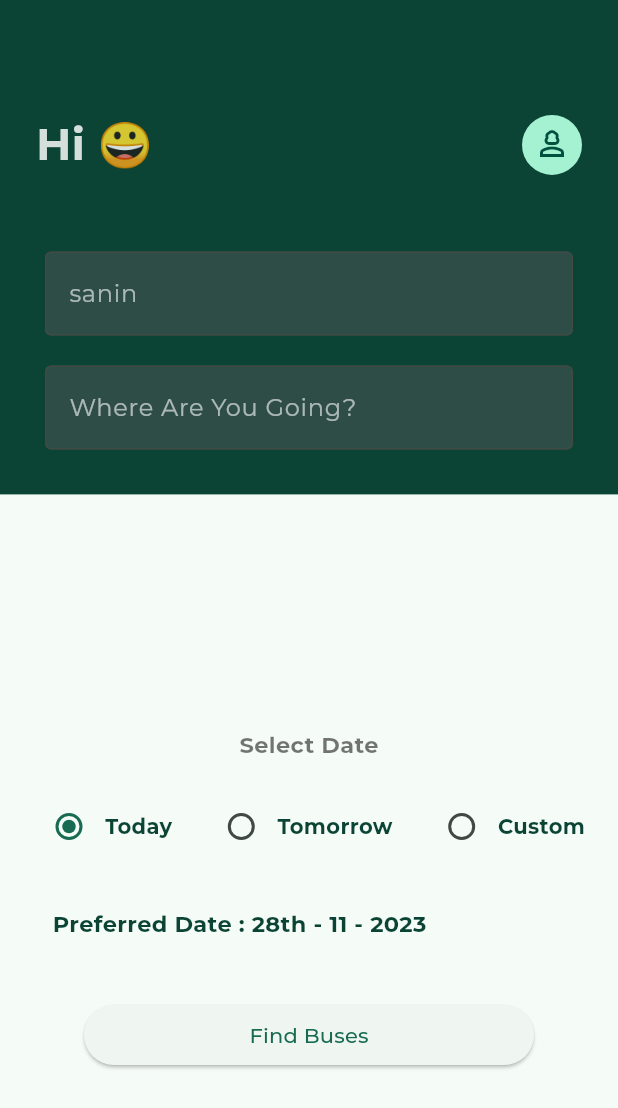
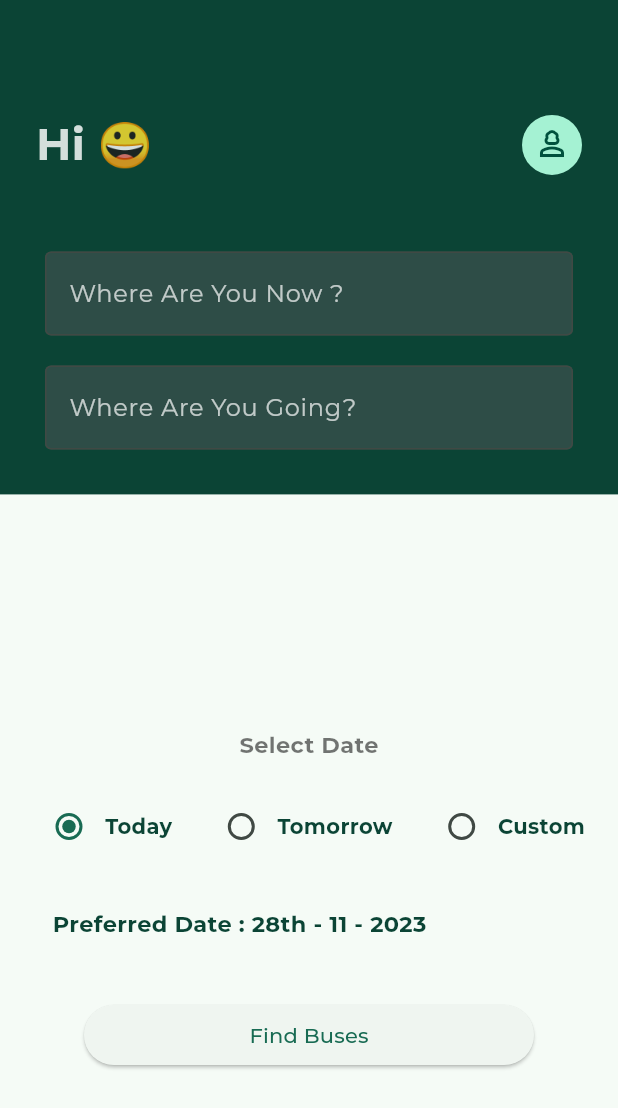
Before and after one commit to saninthottungal/iBus, a Flutter app: the ScreenHome screen opened by its route, on a phone screen of 412 x 824 dp. Shown: the top 1108 px of the screen. Run offline on Flutter 3.47's test engine with Material 3 defaults, Android fonts, the phone set to English and light mode, and no system bars; our stand-ins replace firebase_auth, firebase_core, google_fonts, shared_preferences; missing offline and left inert: dart:html; accounts and stored records are empty.

Commit message:
Home Screen Done

```diff
--- a/lib/Screens/ScreenHome.dart
+++ b/lib/Screens/ScreenHome.dart
@@ -4,6 +4,7 @@ import 'package:flutter/material.dart';
 import 'package:google_fonts/google_fonts.dart';
 import 'package:ibus2/core/Colors.dart';
 import 'package:ibus2/core/Constants.dart';
+import 'package:ibus2/core/SnaackBar.dart';
 import 'package:ibus2/core/date.dart';
 import 'package:ibus2/core/fieldEnum.dart';
 import 'package:shared_preferences/shared_preferences.dart';
@@ -22,16 +23,26 @@ class _ScreenHomeState extends State<ScreenHome> {
 
   ValueNotifier<List<String>> placeListNotifier = ValueNotifier([]);
 
-  String? whereFrom = "sanin";
+  String? whereFrom;
   String? whereTo;
 
   field whichField = field.field1;
+
+  final fromController = TextEditingController();
+  final toController = TextEditingController();
 
   @override
   void initState() {
     final user = FirebaseAuth.instance.currentUser;
     displayName = user?.displayName ?? 'User3412';
     super.initState();
+  }
+
+  @override
+  void dispose() {
+    fromController.dispose();
+    toController.dispose();
+    super.dispose();
   }
 
   @override
@@ -88,13 +99,30 @@ class _ScreenHomeState extends State<ScreenHome> {
                                 items: [
                                   PopupMenuItem(
                                     onTap: () async {
+                                      try {
                                         final sharedPref =
-                                          await SharedPreferences.getInstance();
+                                            await SharedPreferences
+                                                .getInstance();
                                         sharedPref.setBool(sharedKey, false);
                                         await FirebaseAuth.instance.signOut();
+                                      } on FirebaseAuthException catch (_) {
+                                        SnaackBar.showSnaackBar(
+                                            context,
+                                            "An unknown Error Occured",
+                                            snackRed);
+                                        return;
+                                      } catch (_) {
+                                        SnaackBar.showSnaackBar(
+                                            context,
+                                            "An unknown Error Occured",
+                                            snackRed);
+                                        return;
+                                      }
                                       Navigator.of(context)
                                           .pushNamedAndRemoveUntil(
                                               'signin', (route) => false);
+                                      SnaackBar.showSnaackBar(context,
+                                          "Logout Succesful", snackGreen);
                                     },
                                     child: const Text("Log Out"),
                                   ),
@@ -115,25 +143,30 @@ class _ScreenHomeState extends State<ScreenHome> {
 
                   Padding(
                     padding: const EdgeInsets.symmetric(horizontal: 30),
-                    child: TextField(
+                    child: ValueListenableBuilder(
+                        valueListenable: placeListNotifier,
+                        builder: (context, newvalue, _) {
+                          return TextField(
+                            controller: fromController,
                             onTap: () {
                               whichField = field.field1;
-                        print(whichField.toString());
 
                               placeListNotifier.value.addAll(places);
                             },
                             onChanged: (value) => filterResults(value),
                             style: const TextStyle(
-                        color: Colors.white70,
+                              color: Colors.white,
                             ),
                             decoration: InputDecoration(
                               filled: true,
-                        fillColor: const Color.fromARGB(100, 100, 91, 100),
-                        hintStyle: const TextStyle(color: Colors.white60),
+                              fillColor:
+                                  const Color.fromARGB(100, 100, 91, 100),
+                              hintStyle: const TextStyle(color: Colors.white70),
                               hintText: whereFrom ?? "Where Are You Now ?",
                               border: const OutlineInputBorder(),
                             ),
-                    ),
+                          );
+                        }),
                   ),
                   const SizedBox(
                     height: 20,
@@ -142,22 +175,28 @@ class _ScreenHomeState extends State<ScreenHome> {
 
                   Padding(
                     padding: const EdgeInsets.symmetric(horizontal: 30),
-                    child: TextField(
+                    child: ValueListenableBuilder(
+                        valueListenable: placeListNotifier,
+                        builder: (context, newValue, _) {
+                          return TextField(
+                            controller: toController,
                             onTap: () {
                               whichField = field.field2;
                               // print(whichField.toString());
                               placeListNotifier.value = places;
                             },
                             onChanged: (value) => filterResults(value),
-                      style: const TextStyle(color: Colors.white70),
+                            style: const TextStyle(color: Colors.white),
                             decoration: InputDecoration(
                               filled: true,
-                        fillColor: const Color.fromARGB(100, 100, 91, 100),
-                        hintStyle: const TextStyle(color: Colors.white60),
+                              fillColor:
+                                  const Color.fromARGB(100, 100, 91, 100),
+                              hintStyle: const TextStyle(color: Colors.white70),
                               hintText: whereTo ?? "Where Are You Going?",
                               border: const OutlineInputBorder(),
                             ),
-                    ),
+                          );
+                        }),
                   ),
                   const SizedBox(height: 30),
                 ],
@@ -174,7 +213,6 @@ class _ScreenHomeState extends State<ScreenHome> {
                     return ListView.separated(
                       itemBuilder: (context, index) {
                         return Card(
-                          //  key: ValueKey(places[index]),
                           child: ListTile(
                             title: Text(
                               newValue[index],
@@ -187,6 +225,20 @@ class _ScreenHomeState extends State<ScreenHome> {
                                 ),
                               ),
                             ),
+                            onTap: () {
+                              if (whichField == field.field1) {
+                                whereFrom = newValue[index];
+                                fromController.clear();
+
+                                placeListNotifier.value = [];
+                              } else {
+                                whereTo = newValue[index];
+
+                                placeListNotifier.value = [];
+                                toController.clear();
+                              }
+                            },
+                            enableFeedback: true,
                           ),
                         );
                       },
@@ -319,7 +371,12 @@ class _ScreenHomeState extends State<ScreenHome> {
           SizedBox(
             width: 300,
             child: ElevatedButton(
-              onPressed: () async {
+              onPressed: () {
+                if (whereFrom == null || whereTo == null) {
+                  SnaackBar.showSnaackBar(
+                      context, "Please select Locations", snackRed);
+                  return;
+                }
                 Navigator.of(context).pushNamed('results');
               },
               child: const Text("Find Buses"),
--- a/lib/core/Constants.dart
+++ b/lib/core/Constants.dart
@@ -25,5 +25,5 @@ const List<String> places = [
   'angadippuram',
   'poly',
   'jubilie jn',
-  'puthuya stand',
+  'puthiya stand',
 ];
--- a/lib/core/SnaackBar.dart
+++ b/lib/core/SnaackBar.dart
@@ -1,3 +1,5 @@
+import 'dart:html';
+
 import 'package:flutter/material.dart';
 
 class SnaackBar {
```
Lines whose indentation alone changed are shown as unchanged.
